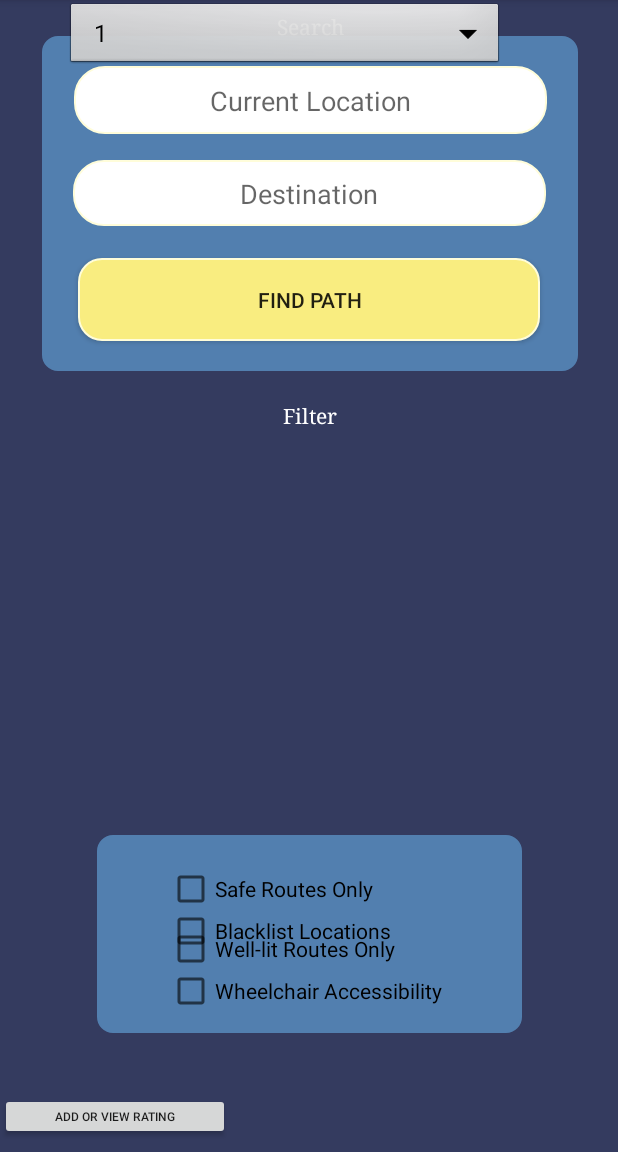
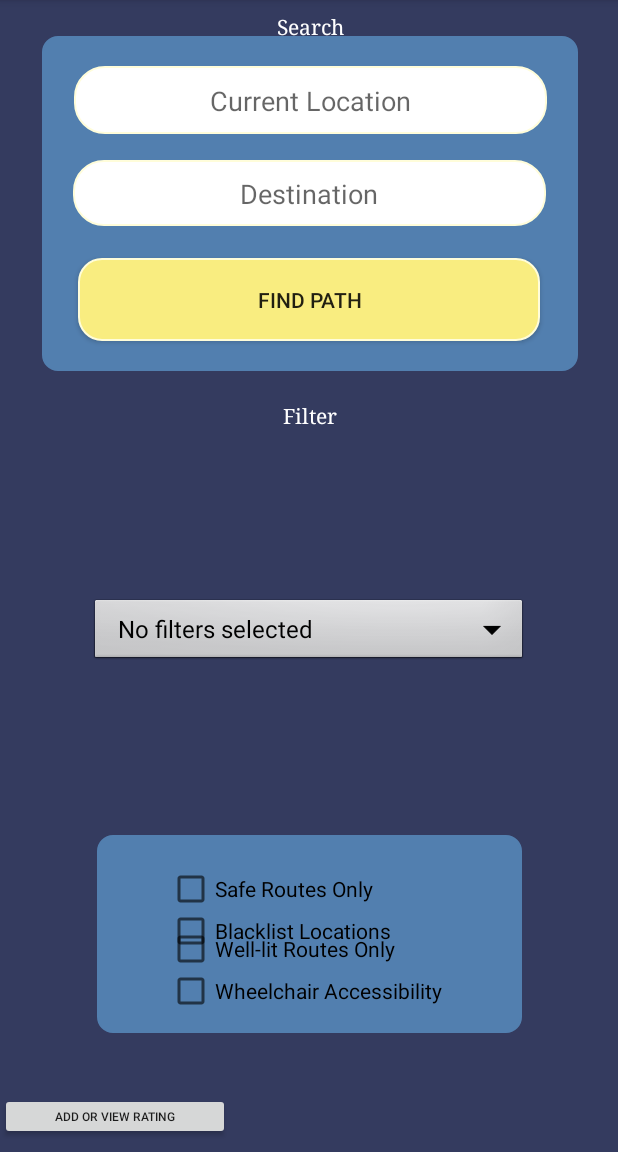
Before and after one commit to esguo/MAPS, an Android app: the screen it shows after launch (MainActivity), on a phone screen of 412 x 824 dp, the part 84-1236 px from its top. Run offline under Robolectric (Android 15) with nearby library versions, the phone set to English and light mode, and no system bars.

Commit message:
kind works i think?

```diff
--- a/app/src/main/java/com/ttmaps/maps/MainActivity.java
+++ b/app/src/main/java/com/ttmaps/maps/MainActivity.java
@@ -21,6 +21,7 @@ import android.widget.Spinner;
 import android.widget.RelativeLayout;
 import android.widget.TextView;
 import android.widget.Toast;
+import android.widget.AdapterView.OnItemSelectedListener;
 import android.content.Context;
 import android.content.Intent;
 import android.util.Log;
@@ -50,6 +51,7 @@ public class MainActivity extends AppCompatActivity {
     final DBHandler db = new DBHandler(this);
     String[] data;
     ArrayList<String> POIs;
+    ArrayList<String> filteredPOIs;
 
     @Override
     protected void onCreate(Bundle savedInstanceState) {
@@ -71,13 +73,64 @@ public class MainActivity extends AppCompatActivity {
         for(POI poi: db.getPOIs()) {
             POIs.add(poi.getName());
         }
+
+        Log.d("HERE", "HERE");
         ArrayAdapter<String> list = new ArrayAdapter<>(this, android.R.layout.select_dialog_singlechoice, POIs);
+        ArrayAdapter<String> listWithFilters = new ArrayAdapter<>(this, android.R.layout.select_dialog_singlechoice, POIs);
+        String s3 = "" + listWithFilters.getCount();
+        Log.d("SIZE OF AUTO: ", s3);
         //db.updateDb();
         /* sets dropdown autocomplete feature */
         loc_input1.setThreshold(1);
         loc_input2.setThreshold(1);
         loc_input1.setAdapter(list);
-        loc_input2.setAdapter(list);
+        loc_input2.setAdapter(listWithFilters);
+
+        filteredPOIs = new ArrayList<>();
+        Spinner dropdown = (Spinner)findViewById(R.id.spinner1);
+        String[] items = new String[]{"No filters selected", "Admin", "Classroom", "Food", "Parking", "Recreation", "Residential Hall", "Study Area"};
+        ArrayAdapter<String> adapter1 = new ArrayAdapter<String>(this, android.R.layout.simple_spinner_dropdown_item, items);
+        dropdown.setAdapter(adapter1);
+        dropdown.setOnItemSelectedListener(new AdapterView.OnItemSelectedListener(){
+            @Override
+            public void onItemSelected (AdapterView < ? > parent, View v,int position, long id){
+
+                switch (position) {
+                    case 0:
+                        boolean[] flags = {false, false, false, false, false, false, false};
+                        filteredPOIs = getFilteredPOIs(flags);
+                        Log.d("FILTER POI: ", "CASE 0");
+                        for (String s : filteredPOIs) {
+                            Log.d("FILTER POI: ", s);
+                        }
+                        break;
+                    case 1:
+                        // Whatever you want to happen when the second item gets selected
+                        boolean[] flags1 = {true, false, false, false, false, false, false};
+                        filteredPOIs = getFilteredPOIs(flags1);
+                        Log.d("FILTER POI: ", "CASE 1");
+                        for (String s : filteredPOIs) {
+                            Log.d("FILTER POI: ", s);
+                        }
+                        break;
+                    case 2:
+                        // Whatever you want to happen when the thrid item gets selected
+                        break;
+
+                }
+                ArrayAdapter<String> listWithFilter = new ArrayAdapter<String>(getApplicationContext(), android.R.layout.select_dialog_singlechoice, filteredPOIs);
+                loc_input2.setAdapter(listWithFilter);
+            }
+
+            @Override
+            public void onNothingSelected(AdapterView<?> parent) {
+                Log.d("FILTER POI: ", "CASE NONE");
+                boolean[] flags = {false, false, false, false, false, false, false};
+                filteredPOIs = getFilteredPOIs(flags);
+            }
+        });
+
+
 
         mNavItems.add(new NavItem("Map", "View map",R.drawable.ic_action_map));
         mNavItems.add(new NavItem("Search", "Find a path", R.drawable.ic_action_path));
@@ -103,12 +156,6 @@ public class MainActivity extends AppCompatActivity {
                 selectItemFromDrawer(position);
             }
         });
-
-        Spinner dropdown = (Spinner)findViewById(R.id.spinner1);
-        String[] items = new String[]{"1", "2", "three"};
-        ArrayAdapter<String> adapter1 = new ArrayAdapter<String>(this, android.R.layout.simple_spinner_dropdown_item, items);
-        dropdown.setAdapter(adapter1);
-
 
         String poi1 = db.getAllPOIs();
         Log.d("INFO OF ALL POIS: ", poi1);
@@ -337,54 +384,63 @@ public class MainActivity extends AppCompatActivity {
 
     public ArrayList<String> getFilteredPOIs(boolean[] filterList){
         ArrayList<String> canUse = new ArrayList<>();
+        ArrayList<String> remove = new ArrayList<>();
         List<POI> allPOI = db.getPOIs();
         for(int i = 0; i < allPOI.size(); i++){
             canUse.add(allPOI.get(i).getName());
         }
+
         for(int i = 0; i < allPOI.size(); i++){
             if(filterList[0]) {
                 if (!allPOI.get(i).getIsAdmin()){
-                    canUse.remove(i);
+                    remove.add(allPOI.get(i).getName());
                     continue;
                 }
             }
             if(filterList[1]){
                 if (!allPOI.get(i).getIsClassroom()){
-                    canUse.remove(i);
+                    remove.add(allPOI.get(i).getName());
                     continue;
                 }
             }
             if(filterList[2]){
                 if (!allPOI.get(i).getIsFood()){
-                    canUse.remove(i);
+                    remove.add(allPOI.get(i).getName());
                     continue;
                 }
             }
             if(filterList[3]){
                 if (!allPOI.get(i).getIsParking()){
-                    canUse.remove(i);
+                    remove.add(allPOI.get(i).getName());
                     continue;
                 }
             }
             if(filterList[4]){
                 if (!allPOI.get(i).getIsRec()){
-                    canUse.remove(i);
+                    remove.add(allPOI.get(i).getName());
                     continue;
                 }
             }
             if(filterList[5]){
                 if (!allPOI.get(i).getIsResHall()){
-                    canUse.remove(i);
+                    remove.add(allPOI.get(i).getName());
                     continue;
                 }
             }
             if(filterList[6]){
                 if (!allPOI.get(i).getIsStudyArea()){
-                    canUse.remove(i);
+                    remove.add(allPOI.get(i).getName());
                     continue;
                 }
             }
         }
+        String s1 = "" + canUse.size();
+        Log.d("SIZE: ", s1);
+        for(int i = 0; i < remove.size(); i++){
+            canUse.remove(remove.get(i));
+        }
+        String s = "" + canUse.size();
+        Log.d("SIZE: ", s);
         return canUse;
     }
 
--- a/app/src/main/res/layout/activity_main.xml
+++ b/app/src/main/res/layout/activity_main.xml
@@ -197,11 +197,13 @@
             android:id="@+id/spinner1"
             android:layout_width="292dp"
             android:layout_height="47dp"
-            android:layout_marginStart="44dp"
             android:background="@android:drawable/btn_dropdown"
             android:spinnerMode="dropdown"
+            app:layout_constraintBottom_toTopOf="@+id/viewPathSearch2"
+            app:layout_constraintEnd_toEndOf="parent"
+            app:layout_constraintHorizontal_bias="0.5"
             app:layout_constraintStart_toStartOf="parent"
-            tools:layout_editor_absoluteY="295dp" />
+            app:layout_constraintTop_toBottomOf="@+id/searchPathLabel2" />
 
     </android.support.constraint.ConstraintLayout>
 
```
